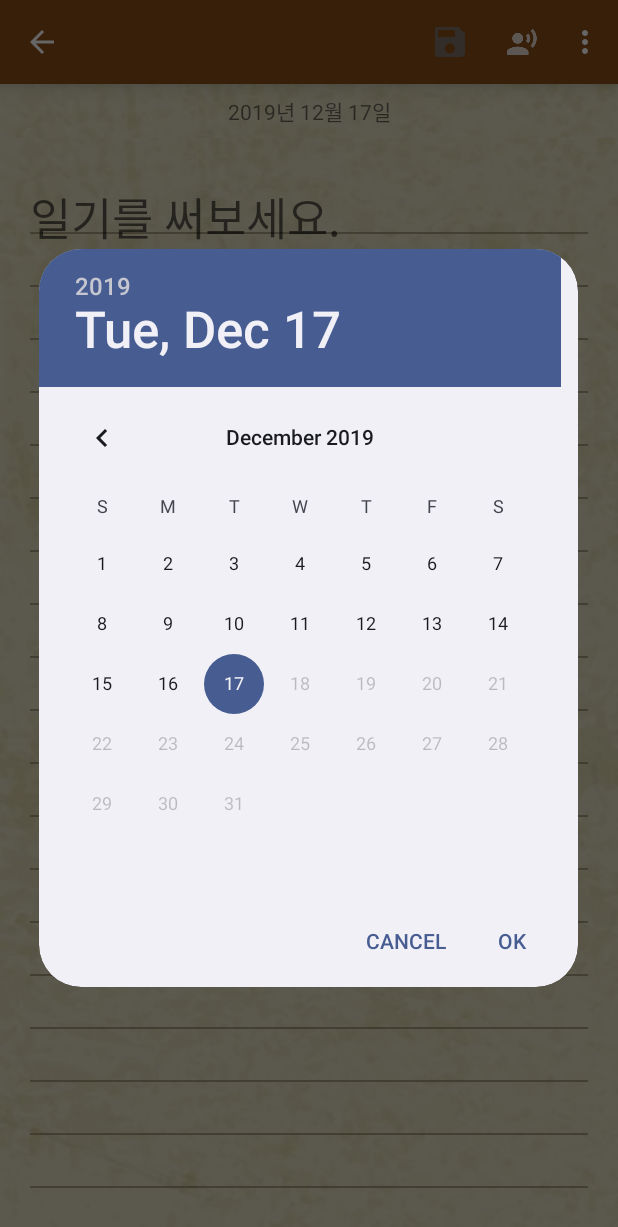
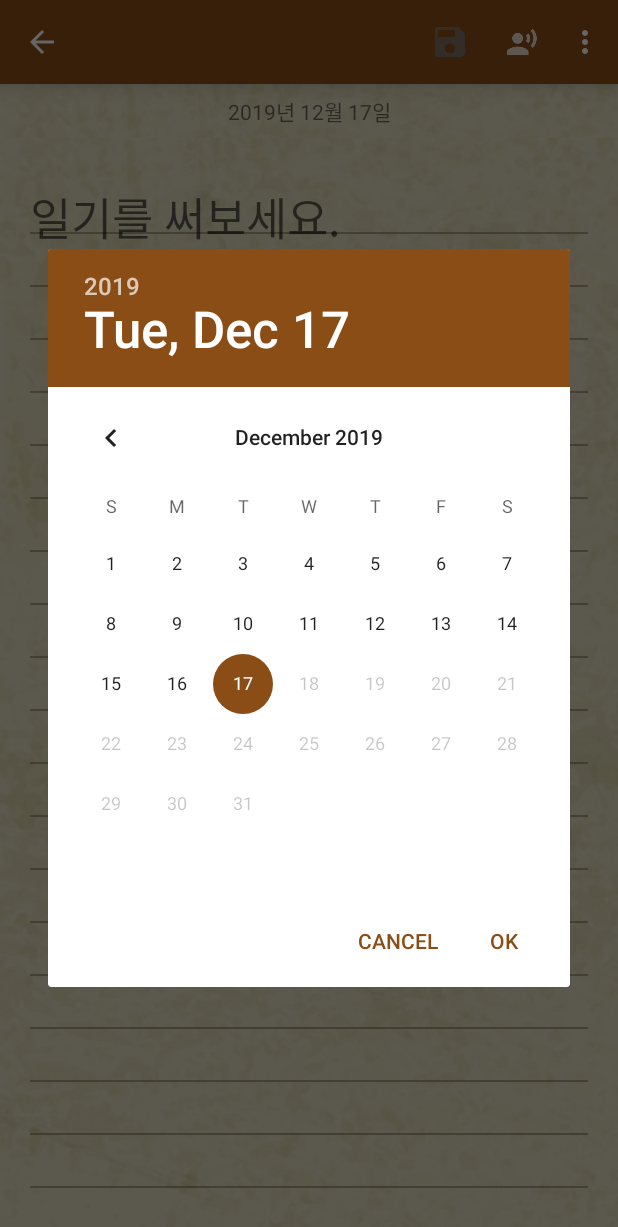
Before and after one commit to tksuns12/moapp-diary, an Android app: the RWActivity screen opened directly, with no data from a screen before it, in the options menu, after a tap on "날짜 변경", on a phone screen of 412 x 824 dp. Shown: the top 1227 px of the screen. Run offline under Robolectric (Android 15) with nearby library versions, the phone set to English and light mode, and no system bars; libraries missing offline, so code that uses them is left out: io.realm; Roboto replaces fonts that are not available here; 4 statements that could not run were skipped.

Commit message:
일기 쓰기 화면 메뉴 테마 변경

```diff
--- a/app/src/main/java/com/moapp/emotion_diary/MainActivity.java
+++ b/app/src/main/java/com/moapp/emotion_diary/MainActivity.java
@@ -205,13 +205,14 @@ public class MainActivity extends AppCompatActivity {
 
     public void clickDatePickerMain(View view) {
         //날짜를 클릭할 시 캘린더 대화창 띄움
-        DatePickerDialog dialog = new DatePickerDialog(this, AlertDialog.THEME_HOLO_DARK, listener
+        DatePickerDialog dialog = new DatePickerDialog(this, AlertDialog.THEME_HOLO_LIGHT, listener
                 , today_year
                 , today_month-1
                 , 1);
         //연, 월만 선택하면 되기 때문에 일은 안 보이도록 설정함.
         dialog.getDatePicker().findViewById(Resources.getSystem()
                 .getIdentifier("day", "id", "android")).setVisibility(View.GONE);
+        dialog.getDatePicker().setMaxDate(Calendar.getInstance().getTimeInMillis());
         dialog.show();
     }
 
--- a/app/src/main/java/com/moapp/emotion_diary/RWActivity.java
+++ b/app/src/main/java/com/moapp/emotion_diary/RWActivity.java
@@ -169,7 +169,7 @@ public class RWActivity extends AppCompatActivity {
 
     public void clickDatePicker(MenuItem item) {
         //날짜변경을 클릭할 시 캘린더 대화창 띄움
-        DatePickerDialog dialog = new DatePickerDialog(this, AlertDialog.THEME_DEVICE_DEFAULT_LIGHT, listener
+        DatePickerDialog dialog = new DatePickerDialog(this, R.style.DatePickerTheme, listener
                 , Integer.parseInt(mYear)
                 , Integer.parseInt(mMonth)-1
                 , Integer.parseInt(mDate));
--- a/app/src/main/res/layout/activity_rw.xml
+++ b/app/src/main/res/layout/activity_rw.xml
@@ -3,6 +3,7 @@
     xmlns:tools="http://schemas.android.com/tools"
     android:layout_width="match_parent"
     android:layout_height="match_parent"
+    xmlns:app="http://schemas.android.com/apk/res-auto"
     tools:context=".RWActivity"
     android:orientation="vertical">
 
@@ -14,7 +15,8 @@
         android:fitsSystemWindows="true"
         android:minHeight="?attr/actionBarSize"
         android:theme="?attr/actionBarTheme"
-        android:elevation="10dp"/>
+        android:elevation="10dp"
+        app:popupTheme="@style/MyToolbarMenuStyle"/>
 
     <TextView
         android:layout_width="match_parent"
--- a/app/src/main/res/values/styles.xml
+++ b/app/src/main/res/values/styles.xml
@@ -9,9 +9,18 @@
         <item name="windowNoTitle">true</item>
     </style>
 
-    <style name="MyAlertDialogStyle" parent="Theme.MaterialComponents.Dialog.Alert">
-        <item name="android:textColor">#000007</item>
+    <style name="MyToolbarMenuStyle" parent="Theme.AppCompat.Light">
+        <item name="android:colorBackground">#6F3602</item>
+        <item name="android:textColor">#fffff0</item>
+    </style>
+
+    <style name="MyAlertDialogStyle" parent="">
+        <item name="colorAccent">#8A4D16</item>
         <item name="android:textColorPrimary">#000006</item>
     </style>
 
+    <style name="DatePickerTheme" parent="Theme.AppCompat.Light.Dialog">
+        <item name="colorAccent">#8A4D16</item>
+    </style>
+
 </resources>
```
Also changed, not shown: app/src/main/res/layout/activity_main.xml (+5 -4 lines).
